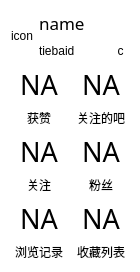
clb-128258/TiebaDesktop, file src/resf/mw_popup.ui: the form before one commit.
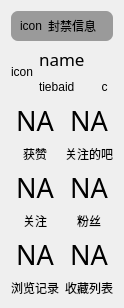
The form after the commit. Icons and pictures are not drawn.

Commit message: (add) user block info in MainPopupMenu

```diff
--- a/src/resf/mw_popup.ui
+++ b/src/resf/mw_popup.ui
@@ -6,21 +6,333 @@
    <rect>
     <x>0</x>
     <y>0</y>
-    <width>140</width>
-    <height>263</height>
+    <width>120</width>
+    <height>292</height>
    </rect>
   </property>
   <property name="windowTitle">
    <string>主窗口menu</string>
   </property>
-  <property name="styleSheet">
-   <string notr="true">QWidget{font-family: &quot;微软雅黑&quot;;}
-QWidget#Form{
-	background-color: rgb(255, 255, 255);
-}</string>
-  </property>
-  <layout class="QGridLayout" name="gridLayout_3">
-   <item row="0" column="0">
+  <layout class="QGridLayout" name="gridLayout_3" rowstretch="0,0,0,1">
+   <item row="3" column="0">
+    <widget class="QFrame" name="frame">
+     <layout class="QGridLayout" name="gridLayout">
+      <property name="leftMargin">
+       <number>0</number>
+      </property>
+      <property name="topMargin">
+       <number>0</number>
+      </property>
+      <property name="rightMargin">
+       <number>0</number>
+      </property>
+      <property name="bottomMargin">
+       <number>0</number>
+      </property>
+      <item row="2" column="1">
+       <widget class="QFrame" name="frame_6">
+        <layout class="QVBoxLayout" name="verticalLayout_7">
+         <property name="leftMargin">
+          <number>0</number>
+         </property>
+         <property name="topMargin">
+          <number>0</number>
+         </property>
+         <property name="rightMargin">
+          <number>0</number>
+         </property>
+         <property name="bottomMargin">
+          <number>0</number>
+         </property>
+         <item>
+          <widget class="QLabel" name="label_14">
+           <property name="font">
+            <font>
+             <family>微软雅黑</family>
+             <pointsize>20</pointsize>
+            </font>
+           </property>
+           <property name="cursor">
+            <cursorShape>PointingHandCursor</cursorShape>
+           </property>
+           <property name="text">
+            <string>NA</string>
+           </property>
+           <property name="alignment">
+            <set>Qt::AlignBottom|Qt::AlignHCenter</set>
+           </property>
+          </widget>
+         </item>
+         <item>
+          <widget class="QLabel" name="label_15">
+           <property name="cursor">
+            <cursorShape>PointingHandCursor</cursorShape>
+           </property>
+           <property name="text">
+            <string>收藏列表</string>
+           </property>
+           <property name="alignment">
+            <set>Qt::AlignHCenter|Qt::AlignTop</set>
+           </property>
+          </widget>
+         </item>
+        </layout>
+       </widget>
+      </item>
+      <item row="2" column="0">
+       <widget class="QFrame" name="frame_5">
+        <layout class="QVBoxLayout" name="verticalLayout_6">
+         <property name="leftMargin">
+          <number>0</number>
+         </property>
+         <property name="topMargin">
+          <number>0</number>
+         </property>
+         <property name="rightMargin">
+          <number>0</number>
+         </property>
+         <property name="bottomMargin">
+          <number>0</number>
+         </property>
+         <item>
+          <widget class="QLabel" name="label_12">
+           <property name="font">
+            <font>
+             <family>微软雅黑</family>
+             <pointsize>20</pointsize>
+            </font>
+           </property>
+           <property name="cursor">
+            <cursorShape>PointingHandCursor</cursorShape>
+           </property>
+           <property name="text">
+            <string>NA</string>
+           </property>
+           <property name="alignment">
+            <set>Qt::AlignBottom|Qt::AlignHCenter</set>
+           </property>
+          </widget>
+         </item>
+         <item>
+          <widget class="QLabel" name="label_13">
+           <property name="cursor">
+            <cursorShape>PointingHandCursor</cursorShape>
+           </property>
+           <property name="text">
+            <string>浏览记录</string>
+           </property>
+           <property name="alignment">
+            <set>Qt::AlignHCenter|Qt::AlignTop</set>
+           </property>
+          </widget>
+         </item>
+        </layout>
+       </widget>
+      </item>
+      <item row="1" column="1">
+       <widget class="QFrame" name="frame_4">
+        <layout class="QVBoxLayout" name="verticalLayout_2">
+         <property name="leftMargin">
+          <number>0</number>
+         </property>
+         <property name="topMargin">
+          <number>0</number>
+         </property>
+         <property name="rightMargin">
+          <number>0</number>
+         </property>
+         <property name="bottomMargin">
+          <number>0</number>
+         </property>
+         <item>
+          <widget class="QLabel" name="label_6">
+           <property name="font">
+            <font>
+             <family>微软雅黑</family>
+             <pointsize>20</pointsize>
+            </font>
+           </property>
+           <property name="cursor">
+            <cursorShape>PointingHandCursor</cursorShape>
+           </property>
+           <property name="text">
+            <string>NA</string>
+           </property>
+           <property name="alignment">
+            <set>Qt::AlignBottom|Qt::AlignHCenter</set>
+           </property>
+          </widget>
+         </item>
+         <item>
+          <widget class="QLabel" name="label_7">
+           <property name="cursor">
+            <cursorShape>PointingHandCursor</cursorShape>
+           </property>
+           <property name="text">
+            <string>粉丝</string>
+           </property>
+           <property name="alignment">
+            <set>Qt::AlignHCenter|Qt::AlignTop</set>
+           </property>
+          </widget>
+         </item>
+        </layout>
+       </widget>
+      </item>
+      <item row="1" column="0">
+       <widget class="QFrame" name="frame_3">
+        <layout class="QVBoxLayout" name="verticalLayout">
+         <property name="leftMargin">
+          <number>0</number>
+         </property>
+         <property name="topMargin">
+          <number>0</number>
+         </property>
+         <property name="rightMargin">
+          <number>0</number>
+         </property>
+         <property name="bottomMargin">
+          <number>0</number>
+         </property>
+         <item>
+          <widget class="QLabel" name="label_4">
+           <property name="font">
+            <font>
+             <family>微软雅黑</family>
+             <pointsize>20</pointsize>
+            </font>
+           </property>
+           <property name="cursor">
+            <cursorShape>PointingHandCursor</cursorShape>
+           </property>
+           <property name="text">
+            <string>NA</string>
+           </property>
+           <property name="alignment">
+            <set>Qt::AlignBottom|Qt::AlignHCenter</set>
+           </property>
+          </widget>
+         </item>
+         <item>
+          <widget class="QLabel" name="label_5">
+           <property name="cursor">
+            <cursorShape>PointingHandCursor</cursorShape>
+           </property>
+           <property name="text">
+            <string>关注</string>
+           </property>
+           <property name="alignment">
+            <set>Qt::AlignHCenter|Qt::AlignTop</set>
+           </property>
+          </widget>
+         </item>
+        </layout>
+       </widget>
+      </item>
+      <item row="0" column="0">
+       <widget class="QFrame" name="frame_1">
+        <layout class="QVBoxLayout" name="verticalLayout_3">
+         <property name="leftMargin">
+          <number>0</number>
+         </property>
+         <property name="topMargin">
+          <number>0</number>
+         </property>
+         <property name="rightMargin">
+          <number>0</number>
+         </property>
+         <property name="bottomMargin">
+          <number>0</number>
+         </property>
+         <item>
+          <widget class="QLabel" name="label_8">
+           <property name="font">
+            <font>
+             <family>微软雅黑</family>
+             <pointsize>20</pointsize>
+            </font>
+           </property>
+           <property name="cursor">
+            <cursorShape>PointingHandCursor</cursorShape>
+           </property>
+           <property name="text">
+            <string>NA</string>
+           </property>
+           <property name="alignment">
+            <set>Qt::AlignBottom|Qt::AlignHCenter</set>
+           </property>
+          </widget>
+         </item>
+         <item>
+          <widget class="QLabel" name="label_9">
+           <property name="cursor">
+            <cursorShape>PointingHandCursor</cursorShape>
+           </property>
+           <property name="text">
+            <string>获赞</string>
+           </property>
+           <property name="alignment">
+            <set>Qt::AlignHCenter|Qt::AlignTop</set>
+           </property>
+          </widget>
+         </item>
+        </layout>
+       </widget>
+      </item>
+      <item row="0" column="1">
+       <widget class="QFrame" name="frame_2">
+        <layout class="QVBoxLayout" name="verticalLayout_4">
+         <property name="leftMargin">
+          <number>0</number>
+         </property>
+         <property name="topMargin">
+          <number>0</number>
+         </property>
+         <property name="rightMargin">
+          <number>0</number>
+         </property>
+         <property name="bottomMargin">
+          <number>0</number>
+         </property>
+         <item>
+          <widget class="QLabel" name="label_10">
+           <property name="font">
+            <font>
+             <family>微软雅黑</family>
+             <pointsize>20</pointsize>
+            </font>
+           </property>
+           <property name="cursor">
+            <cursorShape>PointingHandCursor</cursorShape>
+           </property>
+           <property name="text">
+            <string>NA</string>
+           </property>
+           <property name="alignment">
+            <set>Qt::AlignBottom|Qt::AlignHCenter</set>
+           </property>
+          </widget>
+         </item>
+         <item>
+          <widget class="QLabel" name="label_11">
+           <property name="cursor">
+            <cursorShape>PointingHandCursor</cursorShape>
+           </property>
+           <property name="text">
+            <string>关注的吧</string>
+           </property>
+           <property name="alignment">
+            <set>Qt::AlignHCenter|Qt::AlignTop</set>
+           </property>
+          </widget>
+         </item>
+        </layout>
+       </widget>
+      </item>
+     </layout>
+    </widget>
+   </item>
+   <item row="1" column="0">
     <layout class="QGridLayout" name="gridLayout_2" columnstretch="0,1">
      <item row="0" column="1">
       <widget class="QLabel" name="label_2">
@@ -107,319 +419,42 @@
      </item>
     </layout>
    </item>
-   <item row="1" column="0">
-    <widget class="QFrame" name="frame">
-     <layout class="QGridLayout" name="gridLayout">
-      <property name="leftMargin">
-       <number>0</number>
-      </property>
+   <item row="0" column="0">
+    <widget class="QFrame" name="frame_7">
+     <property name="styleSheet">
+      <string notr="true">QFrame{
+	background-color: rgb(154, 154, 154);
+	border-radius: 7px;
+}
+QLabel{
+	color: black;
+}</string>
+     </property>
+     <property name="frameShape">
+      <enum>QFrame::StyledPanel</enum>
+     </property>
+     <property name="frameShadow">
+      <enum>QFrame::Raised</enum>
+     </property>
+     <layout class="QGridLayout" name="gridLayout_5" columnstretch="0,1">
       <property name="topMargin">
-       <number>0</number>
-      </property>
-      <property name="rightMargin">
-       <number>0</number>
+       <number>6</number>
       </property>
       <property name="bottomMargin">
-       <number>0</number>
+       <number>6</number>
       </property>
-      <item row="2" column="1">
-       <widget class="QFrame" name="frame_6">
-        <layout class="QVBoxLayout" name="verticalLayout_7">
-         <property name="leftMargin">
-          <number>0</number>
-         </property>
-         <property name="topMargin">
-          <number>0</number>
-         </property>
-         <property name="rightMargin">
-          <number>0</number>
-         </property>
-         <property name="bottomMargin">
-          <number>0</number>
-         </property>
-         <item>
-          <widget class="QLabel" name="label_14">
-           <property name="font">
-            <font>
-             <family>微软雅黑</family>
-             <pointsize>20</pointsize>
-            </font>
-           </property>
-           <property name="cursor">
-            <cursorShape>PointingHandCursor</cursorShape>
-           </property>
-           <property name="text">
-            <string>NA</string>
-           </property>
-           <property name="alignment">
-            <set>Qt::AlignBottom|Qt::AlignHCenter</set>
-           </property>
-          </widget>
-         </item>
-         <item>
-          <widget class="QLabel" name="label_15">
-           <property name="cursor">
-            <cursorShape>PointingHandCursor</cursorShape>
-           </property>
-           <property name="text">
-            <string>收藏列表</string>
-           </property>
-           <property name="alignment">
-            <set>Qt::AlignHCenter|Qt::AlignTop</set>
-           </property>
-          </widget>
-         </item>
-        </layout>
-       </widget>
-      </item>
-      <item row="2" column="0">
-       <widget class="QFrame" name="frame_5">
-        <layout class="QVBoxLayout" name="verticalLayout_6">
-         <property name="leftMargin">
-          <number>0</number>
-         </property>
-         <property name="topMargin">
-          <number>0</number>
-         </property>
-         <property name="rightMargin">
-          <number>0</number>
-         </property>
-         <property name="bottomMargin">
-          <number>0</number>
-         </property>
-         <item>
-          <widget class="QLabel" name="label_12">
-           <property name="font">
-            <font>
-             <family>微软雅黑</family>
-             <pointsize>20</pointsize>
-            </font>
-           </property>
-           <property name="cursor">
-            <cursorShape>PointingHandCursor</cursorShape>
-           </property>
-           <property name="text">
-            <string>NA</string>
-           </property>
-           <property name="alignment">
-            <set>Qt::AlignBottom|Qt::AlignHCenter</set>
-           </property>
-          </widget>
-         </item>
-         <item>
-          <widget class="QLabel" name="label_13">
-           <property name="cursor">
-            <cursorShape>PointingHandCursor</cursorShape>
-           </property>
-           <property name="text">
-            <string>浏览记录</string>
-           </property>
-           <property name="alignment">
-            <set>Qt::AlignHCenter|Qt::AlignTop</set>
-           </property>
-          </widget>
-         </item>
-        </layout>
-       </widget>
-      </item>
-      <item row="1" column="1">
-       <widget class="QFrame" name="frame_4">
-        <layout class="QVBoxLayout" name="verticalLayout_2">
-         <property name="leftMargin">
-          <number>0</number>
-         </property>
-         <property name="topMargin">
-          <number>0</number>
-         </property>
-         <property name="rightMargin">
-          <number>0</number>
-         </property>
-         <property name="bottomMargin">
-          <number>0</number>
-         </property>
-         <item>
-          <widget class="QLabel" name="label_6">
-           <property name="font">
-            <font>
-             <family>微软雅黑</family>
-             <pointsize>20</pointsize>
-            </font>
-           </property>
-           <property name="cursor">
-            <cursorShape>PointingHandCursor</cursorShape>
-           </property>
-           <property name="text">
-            <string>NA</string>
-           </property>
-           <property name="alignment">
-            <set>Qt::AlignBottom|Qt::AlignHCenter</set>
-           </property>
-          </widget>
-         </item>
-         <item>
-          <widget class="QLabel" name="label_7">
-           <property name="cursor">
-            <cursorShape>PointingHandCursor</cursorShape>
-           </property>
-           <property name="text">
-            <string>粉丝</string>
-           </property>
-           <property name="alignment">
-            <set>Qt::AlignHCenter|Qt::AlignTop</set>
-           </property>
-          </widget>
-         </item>
-        </layout>
-       </widget>
-      </item>
-      <item row="1" column="0">
-       <widget class="QFrame" name="frame_3">
-        <layout class="QVBoxLayout" name="verticalLayout">
-         <property name="leftMargin">
-          <number>0</number>
-         </property>
-         <property name="topMargin">
-          <number>0</number>
-         </property>
-         <property name="rightMargin">
-          <number>0</number>
-         </property>
-         <property name="bottomMargin">
-          <number>0</number>
-         </property>
-         <item>
-          <widget class="QLabel" name="label_4">
-           <property name="font">
-            <font>
-             <family>微软雅黑</family>
-             <pointsize>20</pointsize>
-            </font>
-           </property>
-           <property name="cursor">
-            <cursorShape>PointingHandCursor</cursorShape>
-           </property>
-           <property name="text">
-            <string>NA</string>
-           </property>
-           <property name="alignment">
-            <set>Qt::AlignBottom|Qt::AlignHCenter</set>
-           </property>
-          </widget>
-         </item>
-         <item>
-          <widget class="QLabel" name="label_5">
-           <property name="cursor">
-            <cursorShape>PointingHandCursor</cursorShape>
-           </property>
-           <property name="text">
-            <string>关注</string>
-           </property>
-           <property name="alignment">
-            <set>Qt::AlignHCenter|Qt::AlignTop</set>
-           </property>
-          </widget>
-         </item>
-        </layout>
-       </widget>
-      </item>
       <item row="0" column="0">
-       <widget class="QFrame" name="frame_1">
-        <layout class="QVBoxLayout" name="verticalLayout_3">
-         <property name="leftMargin">
-          <number>0</number>
-         </property>
-         <property name="topMargin">
-          <number>0</number>
-         </property>
-         <property name="rightMargin">
-          <number>0</number>
-         </property>
-         <property name="bottomMargin">
-          <number>0</number>
-         </property>
-         <item>
-          <widget class="QLabel" name="label_8">
-           <property name="font">
-            <font>
-             <family>微软雅黑</family>
-             <pointsize>20</pointsize>
-            </font>
-           </property>
-           <property name="cursor">
-            <cursorShape>PointingHandCursor</cursorShape>
-           </property>
-           <property name="text">
-            <string>NA</string>
-           </property>
-           <property name="alignment">
-            <set>Qt::AlignBottom|Qt::AlignHCenter</set>
-           </property>
-          </widget>
-         </item>
-         <item>
-          <widget class="QLabel" name="label_9">
-           <property name="cursor">
-            <cursorShape>PointingHandCursor</cursorShape>
-           </property>
-           <property name="text">
-            <string>获赞</string>
-           </property>
-           <property name="alignment">
-            <set>Qt::AlignHCenter|Qt::AlignTop</set>
-           </property>
-          </widget>
-         </item>
-        </layout>
+       <widget class="QLabel" name="label_16">
+        <property name="text">
+         <string>icon</string>
+        </property>
        </widget>
       </item>
       <item row="0" column="1">
-       <widget class="QFrame" name="frame_2">
-        <layout class="QVBoxLayout" name="verticalLayout_4">
-         <property name="leftMargin">
-          <number>0</number>
-         </property>
-         <property name="topMargin">
-          <number>0</number>
-         </property>
-         <property name="rightMargin">
-          <number>0</number>
-         </property>
-         <property name="bottomMargin">
-          <number>0</number>
-         </property>
-         <item>
-          <widget class="QLabel" name="label_10">
-           <property name="font">
-            <font>
-             <family>微软雅黑</family>
-             <pointsize>20</pointsize>
-            </font>
-           </property>
-           <property name="cursor">
-            <cursorShape>PointingHandCursor</cursorShape>
-           </property>
-           <property name="text">
-            <string>NA</string>
-           </property>
-           <property name="alignment">
-            <set>Qt::AlignBottom|Qt::AlignHCenter</set>
-           </property>
-          </widget>
-         </item>
-         <item>
-          <widget class="QLabel" name="label_11">
-           <property name="cursor">
-            <cursorShape>PointingHandCursor</cursorShape>
-           </property>
-           <property name="text">
-            <string>关注的吧</string>
-           </property>
-           <property name="alignment">
-            <set>Qt::AlignHCenter|Qt::AlignTop</set>
-           </property>
-          </widget>
-         </item>
-        </layout>
+       <widget class="QLabel" name="label_17">
+        <property name="text">
+         <string>封禁信息</string>
+        </property>
        </widget>
       </item>
      </layout>
```
The commit also changes 6 other files.
